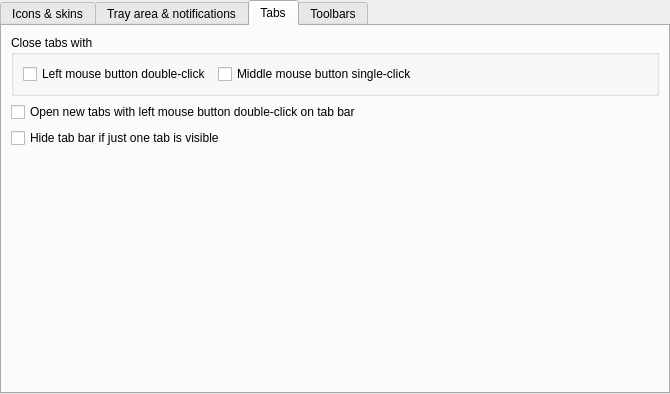
martinrotter/rssguard, file src/librssguard/gui/settings/settingsgui.ui: the form before one commit.
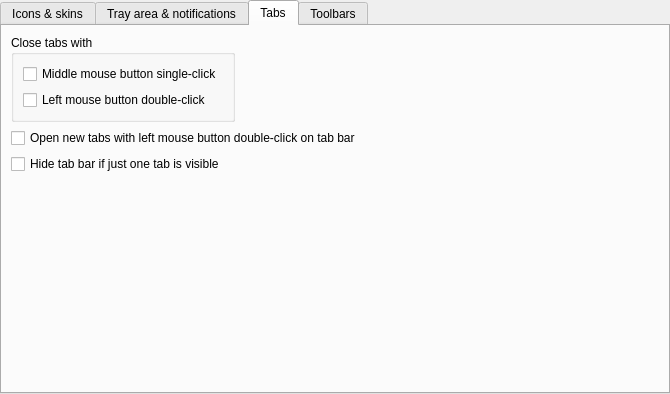
The form after the commit. The open tabs and pages were chosen to show the change. Custom widgets are drawn as their Qt base class.

```diff
--- a/src/librssguard/gui/settings/settingsgui.ui
+++ b/src/librssguard/gui/settings/settingsgui.ui
@@ -175,47 +175,63 @@
       <attribute name="title">
        <string>Tabs</string>
       </attribute>
-      <layout class="QFormLayout" name="formLayout_7">
-       <property name="fieldGrowthPolicy">
-        <enum>QFormLayout::AllNonFixedFieldsGrow</enum>
-       </property>
-       <item row="1" column="0" colspan="2">
-        <widget class="QCheckBox" name="m_checkNewTabDoubleClick">
-         <property name="text">
-          <string>Open new tabs with left mouse button double-click on tab bar</string>
-         </property>
-        </widget>
-       </item>
-       <item row="2" column="0" colspan="2">
-        <widget class="QCheckBox" name="m_checkHideTabBarIfOneTabVisible">
-         <property name="text">
-          <string>Hide tab bar if just one tab is visible</string>
-         </property>
-        </widget>
-       </item>
-       <item row="0" column="0" colspan="2">
+      <layout class="QFormLayout" name="formLayout_4">
+       <item row="0" column="0">
         <widget class="QGroupBox" name="m_grbCloseTabs">
+         <property name="sizePolicy">
+          <sizepolicy hsizetype="Preferred" vsizetype="Maximum">
+           <horstretch>0</horstretch>
+           <verstretch>0</verstretch>
+          </sizepolicy>
+         </property>
          <property name="title">
           <string>Close tabs with</string>
          </property>
-         <layout class="QFormLayout" name="formLayout_13">
-          <item row="0" column="0">
-           <widget class="QCheckBox" name="m_checkCloseTabsDoubleClick">
-            <property name="text">
-             <string>Left mouse button double-click</string>
-            </property>
-           </widget>
-          </item>
-          <item row="0" column="1">
+         <layout class="QVBoxLayout" name="verticalLayout">
+          <item>
            <widget class="QCheckBox" name="m_checkCloseTabsMiddleClick">
             <property name="text">
              <string>Middle mouse button single-click</string>
             </property>
            </widget>
           </item>
+          <item>
+           <widget class="QCheckBox" name="m_checkCloseTabsDoubleClick">
+            <property name="text">
+             <string>Left mouse button double-click</string>
+            </property>
+           </widget>
+          </item>
          </layout>
         </widget>
        </item>
+       <item row="1" column="0">
+        <widget class="QCheckBox" name="m_checkNewTabDoubleClick">
+         <property name="text">
+          <string>Open new tabs with left mouse button double-click on tab bar</string>
+         </property>
+        </widget>
+       </item>
+       <item row="2" column="0">
+        <widget class="QCheckBox" name="m_checkHideTabBarIfOneTabVisible">
+         <property name="text">
+          <string>Hide tab bar if just one tab is visible</string>
+         </property>
+        </widget>
+       </item>
+       <item row="3" column="0" colspan="2">
+        <spacer name="verticalSpacer_3">
+         <property name="orientation">
+          <enum>Qt::Vertical</enum>
+         </property>
+         <property name="sizeHint" stdset="0">
+          <size>
+           <width>20</width>
+           <height>40</height>
+          </size>
+         </property>
+        </spacer>
+       </item>
       </layout>
      </widget>
      <widget class="QWidget" name="m_tabToolBars">
```
Left out of the diff: 15 changed lines with no effect on the pictures.
